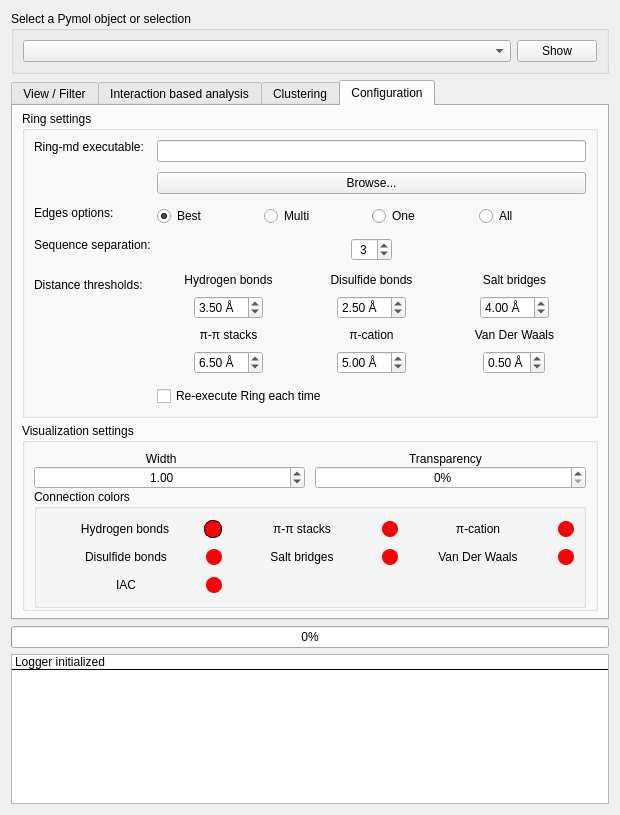
First picture: the form in GUIs/plugin.ui, repository BioComputingUP/ring-pymol, before the edit.
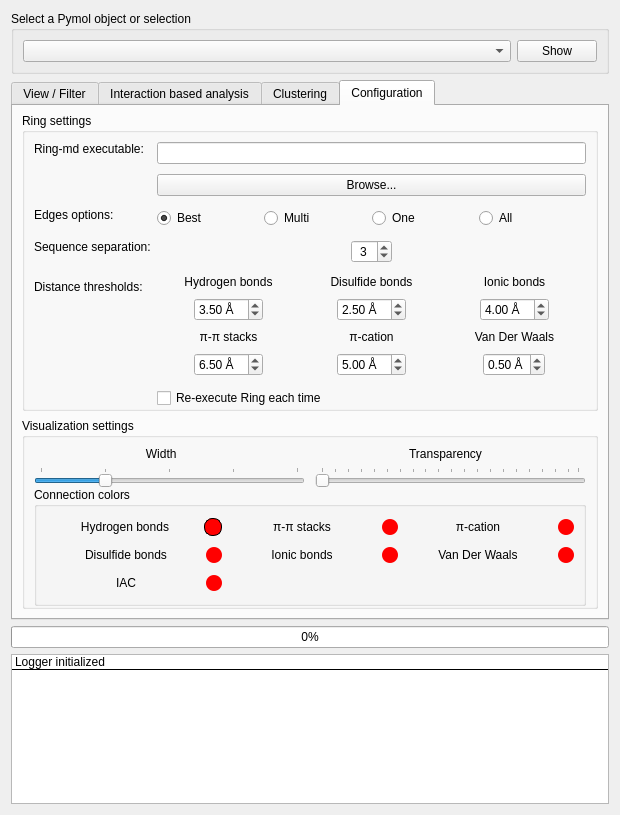
Second picture: the form after the edit. The open tabs and pages were chosen to show the change.

Commit message: Changed values to slider visualization settings

The edit to the form file:
```diff
--- a/GUIs/plugin.ui
+++ b/GUIs/plugin.ui
@@ -19,7 +19,7 @@
   <property name="minimumSize">
    <size>
     <width>620</width>
-    <height>800</height>
+    <height>790</height>
    </size>
   </property>
   <property name="maximumSize">
@@ -1636,6 +1636,9 @@
              <property name="verticalSpacing">
               <number>12</number>
              </property>
+             <property name="bottomMargin">
+              <number>0</number>
+             </property>
              <item row="0" column="0">
               <widget class="QLabel" name="label">
                <property name="sizePolicy">
@@ -2025,7 +2028,7 @@
                   </sizepolicy>
                  </property>
                  <property name="text">
-                  <string>Salt bridges</string>
+                  <string>Ionic bonds</string>
                  </property>
                  <property name="alignment">
                   <set>Qt::AlignCenter</set>
@@ -2170,37 +2173,39 @@
                 <number>10</number>
                </property>
                <property name="verticalSpacing">
-                <number>0</number>
+                <number>6</number>
                </property>
-               <item row="0" column="3">
-                <widget class="QLabel" name="label_15">
+               <item row="1" column="2">
+                <widget class="QSlider" name="radius_value">
                  <property name="sizePolicy">
-                  <sizepolicy hsizetype="Preferred" vsizetype="Fixed">
+                  <sizepolicy hsizetype="Minimum" vsizetype="Fixed">
                    <horstretch>0</horstretch>
                    <verstretch>0</verstretch>
                   </sizepolicy>
                  </property>
-                 <property name="text">
-                  <string>Transparency   </string>
-                 </property>
-                 <property name="alignment">
-                  <set>Qt::AlignCenter</set>
-                 </property>
-                </widget>
-               </item>
-               <item row="1" column="3">
-                <widget class="QDoubleSpinBox" name="transp_value">
-                 <property name="alignment">
-                  <set>Qt::AlignCenter</set>
-                 </property>
-                 <property name="suffix">
-                  <string>%</string>
-                 </property>
-                 <property name="decimals">
-                  <number>0</number>
+                 <property name="minimum">
+                  <number>1</number>
                  </property>
                  <property name="maximum">
-                  <double>100.000000000000000</double>
+                  <number>5</number>
+                 </property>
+                 <property name="singleStep">
+                  <number>1</number>
+                 </property>
+                 <property name="pageStep">
+                  <number>1</number>
+                 </property>
+                 <property name="value">
+                  <number>2</number>
+                 </property>
+                 <property name="sliderPosition">
+                  <number>2</number>
+                 </property>
+                 <property name="orientation">
+                  <enum>Qt::Horizontal</enum>
+                 </property>
+                 <property name="tickPosition">
+                  <enum>QSlider::TicksAbove</enum>
                  </property>
                 </widget>
                </item>
@@ -2220,26 +2225,48 @@
                  </property>
                 </widget>
                </item>
-               <item row="1" column="2">
-                <widget class="QDoubleSpinBox" name="radius_value">
+               <item row="1" column="3">
+                <widget class="QSlider" name="transp_value">
+                 <property name="sizePolicy">
+                  <sizepolicy hsizetype="Minimum" vsizetype="Fixed">
+                   <horstretch>0</horstretch>
+                   <verstretch>0</verstretch>
+                  </sizepolicy>
+                 </property>
+                 <property name="singleStep">
+                  <number>5</number>
+                 </property>
+                 <property name="pageStep">
+                  <number>5</number>
+                 </property>
+                 <property name="orientation">
+                  <enum>Qt::Horizontal</enum>
+                 </property>
+                 <property name="invertedAppearance">
+                  <bool>false</bool>
+                 </property>
+                 <property name="invertedControls">
+                  <bool>false</bool>
+                 </property>
+                 <property name="tickPosition">
+                  <enum>QSlider::TicksAbove</enum>
+                 </property>
+                </widget>
+               </item>
+               <item row="0" column="3">
+                <widget class="QLabel" name="label_15">
+                 <property name="sizePolicy">
+                  <sizepolicy hsizetype="Preferred" vsizetype="Fixed">
+                   <horstretch>0</horstretch>
+                   <verstretch>0</verstretch>
+                  </sizepolicy>
+                 </property>
+                 <property name="text">
+                  <string>Transparency   </string>
+                 </property>
                  <property name="alignment">
                   <set>Qt::AlignCenter</set>
                  </property>
-                 <property name="suffix">
-                  <string/>
-                 </property>
-                 <property name="minimum">
-                  <double>0.100000000000000</double>
-                 </property>
-                 <property name="maximum">
-                  <double>5.000000000000000</double>
-                 </property>
-                 <property name="singleStep">
-                  <double>0.100000000000000</double>
-                 </property>
-                 <property name="value">
-                  <double>1.000000000000000</double>
-                 </property>
                 </widget>
                </item>
               </layout>
@@ -2568,7 +2595,7 @@
                       <string notr="true">border-width: 8px; border-color:red;</string>
                      </property>
                      <property name="text">
-                      <string>Salt bridges</string>
+                      <string>Ionic bonds</string>
                      </property>
                      <property name="flat">
                       <bool>true</bool>
```
Left out of the diff: 6 changed lines with no effect on the pictures.
